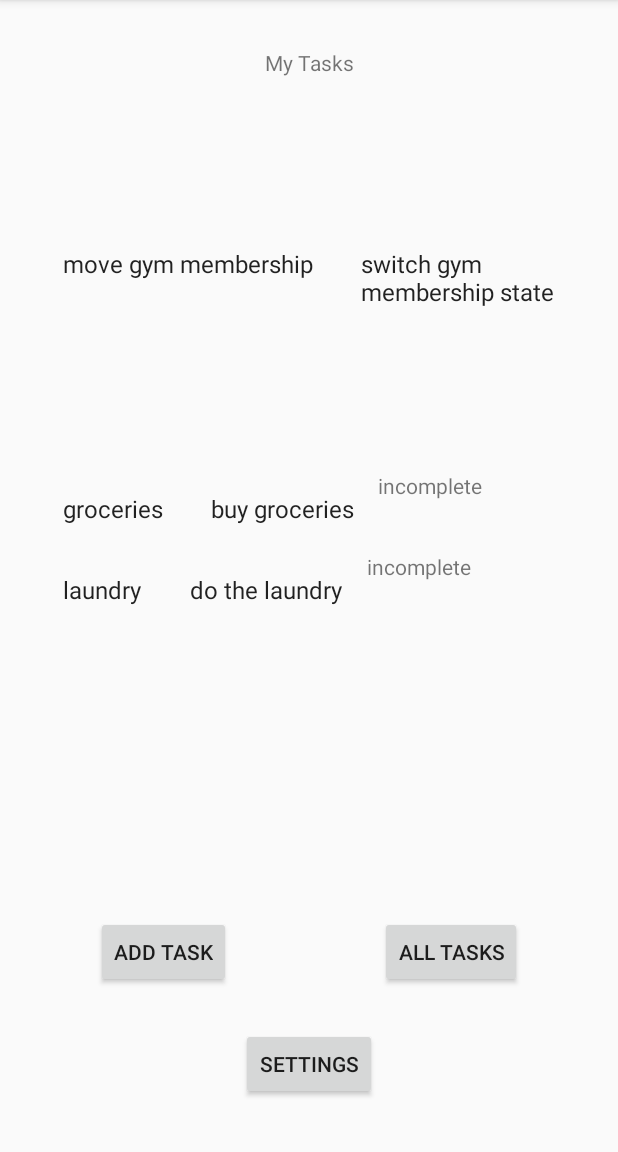
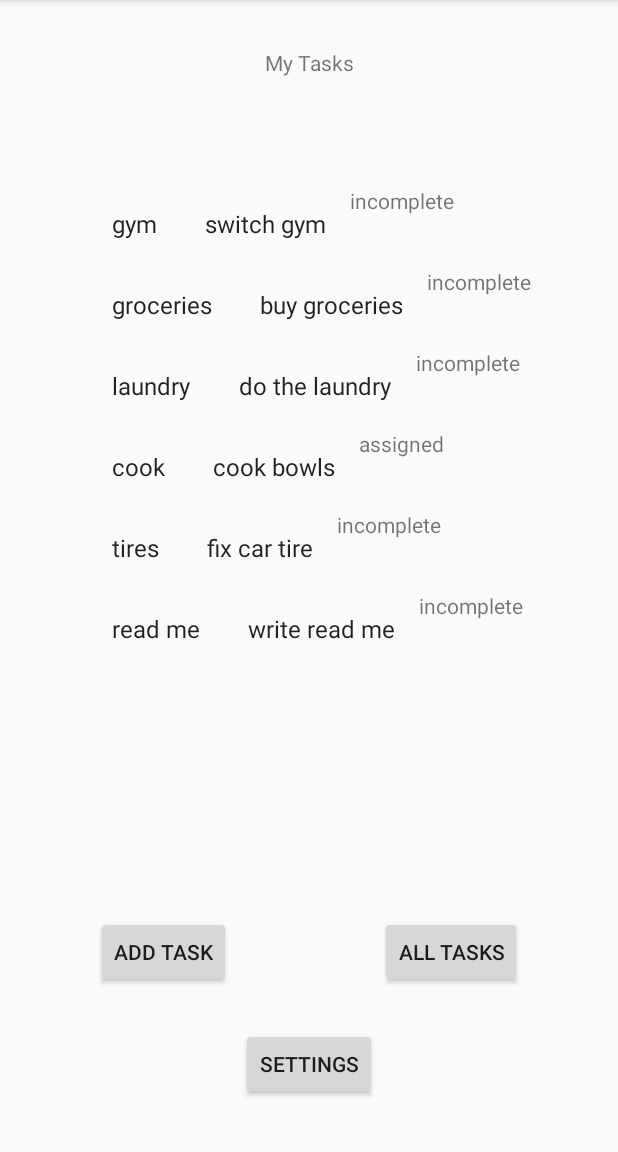
Before and after one commit to RomellPineda/taskmaster, an Android app: the screen it shows after launch (MainActivity), on a phone screen of 412 x 824 dp, the part 84-1236 px from its top. Run offline under Robolectric (Android 15) with nearby library versions, the phone set to English and light mode, and no system bars.

Commit message:
seeding tasks

```diff
--- a/app/src/main/java/io/romellpineda/taskmaster/TaskFragment.java
+++ b/app/src/main/java/io/romellpineda/taskmaster/TaskFragment.java
@@ -73,9 +73,13 @@ public class TaskFragment extends Fragment {
                 recyclerView.setLayoutManager(new GridLayoutManager(context, mColumnCount));
             }
             List<Task> listOfTasks = new ArrayList<>();
-            listOfTasks.add(new Task("move gym membership", "switch gym membership state", "incomplete"));
+            listOfTasks.add(new Task("gym", "switch gym", "incomplete"));
             listOfTasks.add(new Task("groceries", "buy groceries", "incomplete"));
             listOfTasks.add(new Task("laundry", "do the laundry", "incomplete"));
+            listOfTasks.add(new Task("cook", "cook bowls", "assigned"));
+            listOfTasks.add(new Task("tires", "fix car tire", "incomplete"));
+            listOfTasks.add(new Task("read me", "write read me", "incomplete"));
+
 //            recyclerView.setAdapter(new MyTaskRecyclerViewAdapter(listOfTasks, mListener));
             recyclerView.setAdapter(new MyTaskRecyclerViewAdapter(listOfTasks, null));
 
```
